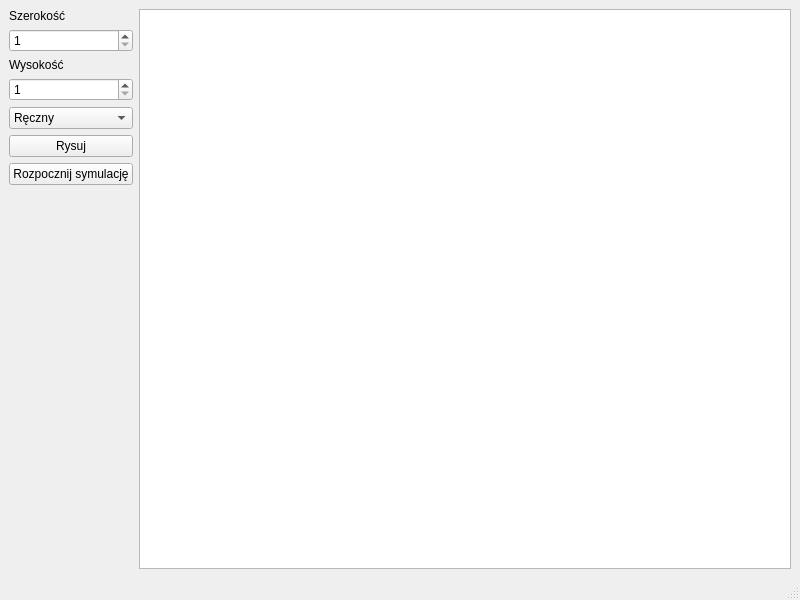
First picture: the form in UI/gamewindow.ui, repository kpusmo/multiscale-modelling, before the edit.
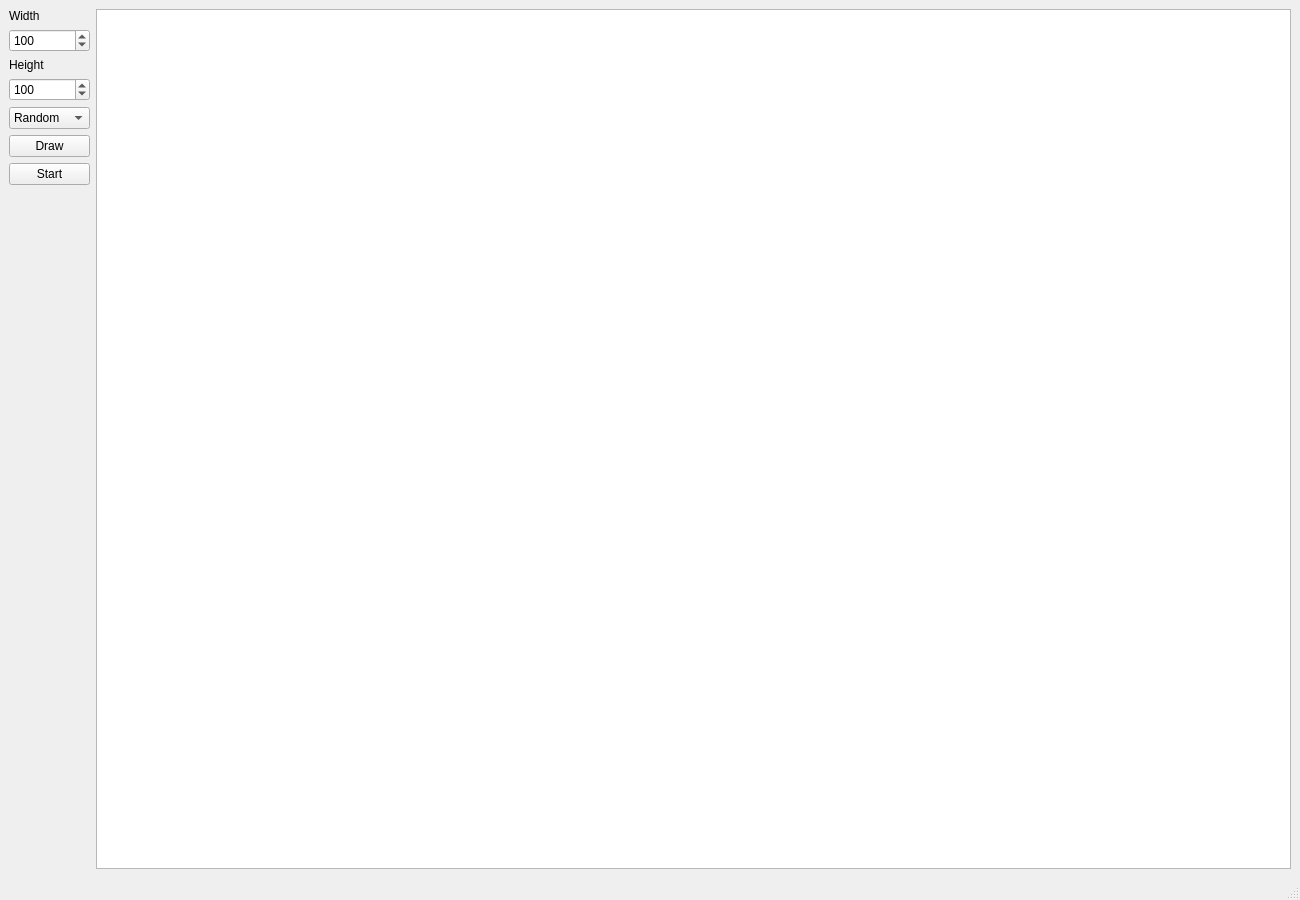
Second picture: the form after the edit.

Patch:
```diff
--- a/UI/gamewindow.ui
+++ b/UI/gamewindow.ui
@@ -6,12 +6,12 @@
    <rect>
     <x>0</x>
     <y>0</y>
-    <width>800</width>
-    <height>600</height>
+    <width>1300</width>
+    <height>900</height>
    </rect>
   </property>
   <property name="windowTitle">
-   <string>MainWindow</string>
+   <string>Game of life</string>
   </property>
   <widget class="QWidget" name="centralwidget">
    <layout class="QGridLayout" name="gridLayout">
@@ -20,7 +20,7 @@
       <item row="0" column="0" colspan="2">
        <widget class="QLabel" name="label">
         <property name="text">
-         <string>Szerokość</string>
+         <string>Width</string>
         </property>
        </widget>
       </item>
@@ -32,12 +32,15 @@
         <property name="maximum">
          <number>20000</number>
         </property>
+        <property name="value">
+          <number>100</number>
+        </property>
        </widget>
       </item>
       <item row="2" column="0" colspan="2">
        <widget class="QLabel" name="label_2">
         <property name="text">
-         <string>Wysokość</string>
+         <string>Height</string>
         </property>
        </widget>
       </item>
@@ -49,19 +52,22 @@
         <property name="maximum">
          <number>20000</number>
         </property>
+        <property name="value">
+          <number>100</number>
+        </property>
        </widget>
       </item>
       <item row="5" column="0" colspan="2">
        <widget class="QPushButton" name="drawButton">
         <property name="text">
-         <string>Rysuj</string>
+         <string>Draw</string>
         </property>
        </widget>
       </item>
       <item row="6" column="0" colspan="2">
        <widget class="QPushButton" name="simulateButton">
         <property name="text">
-         <string>Rozpocznij symulację</string>
+         <string>Start</string>
         </property>
        </widget>
       </item>
@@ -69,12 +75,12 @@
        <widget class="QComboBox" name="startingCompositionSelect">
         <item>
          <property name="text">
-          <string comment="0">Ręczny</string>
+          <string comment="0">Random</string>
          </property>
         </item>
         <item>
          <property name="text">
-          <string comment="1">Niezmienny</string>
+          <string comment="1">Still</string>
          </property>
         </item>
         <item>
@@ -84,12 +90,12 @@
         </item>
         <item>
          <property name="text">
-          <string comment="3">Oscylator</string>
+          <string comment="3">Oscillator</string>
          </property>
         </item>
         <item>
          <property name="text">
-          <string comment="4">Losowy</string>
+          <string comment="4">Manual</string>
          </property>
         </item>
        </widget>
```
